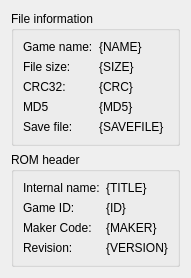
Qt form Libretro/mgba/src/platform/qt/ROMInfo.ui (kiddreads/Avalon-copy2) before a commit.
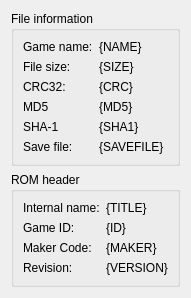
The same form after that commit.

What changed in the file:
```diff
--- a/Libretro/mgba/src/platform/qt/ROMInfo.ui
+++ b/Libretro/mgba/src/platform/qt/ROMInfo.ui
@@ -95,13 +95,30 @@
        </widget>
       </item>
       <item row="4" column="0">
+       <widget class="QLabel" name="label_10">
+        <property name="text">
+         <string>SHA-1</string>
+        </property>
+       </widget>
+      </item>
+      <item row="4" column="1">
+       <widget class="QLabel" name="sha1">
+        <property name="text">
+         <string notr="true">{SHA1}</string>
+        </property>
+        <property name="textInteractionFlags">
+         <set>Qt::LinksAccessibleByMouse|Qt::TextSelectableByKeyboard|Qt::TextSelectableByMouse</set>
+        </property>
+       </widget>
+      </item>
+      <item row="5" column="0">
        <widget class="QLabel" name="label_6">
         <property name="text">
          <string>Save file:</string>
         </property>
        </widget>
       </item>
-      <item row="4" column="1">
+      <item row="5" column="1">
        <widget class="QLabel" name="savefile">
         <property name="text">
          <string notr="true">{SAVEFILE}</string>
```
